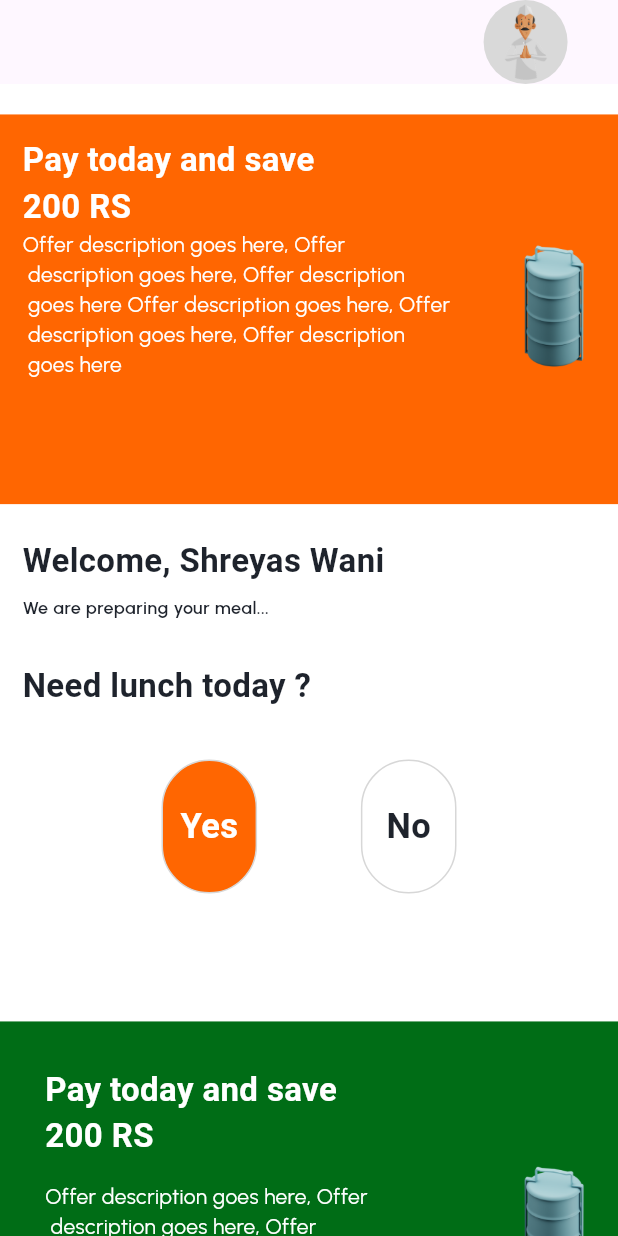
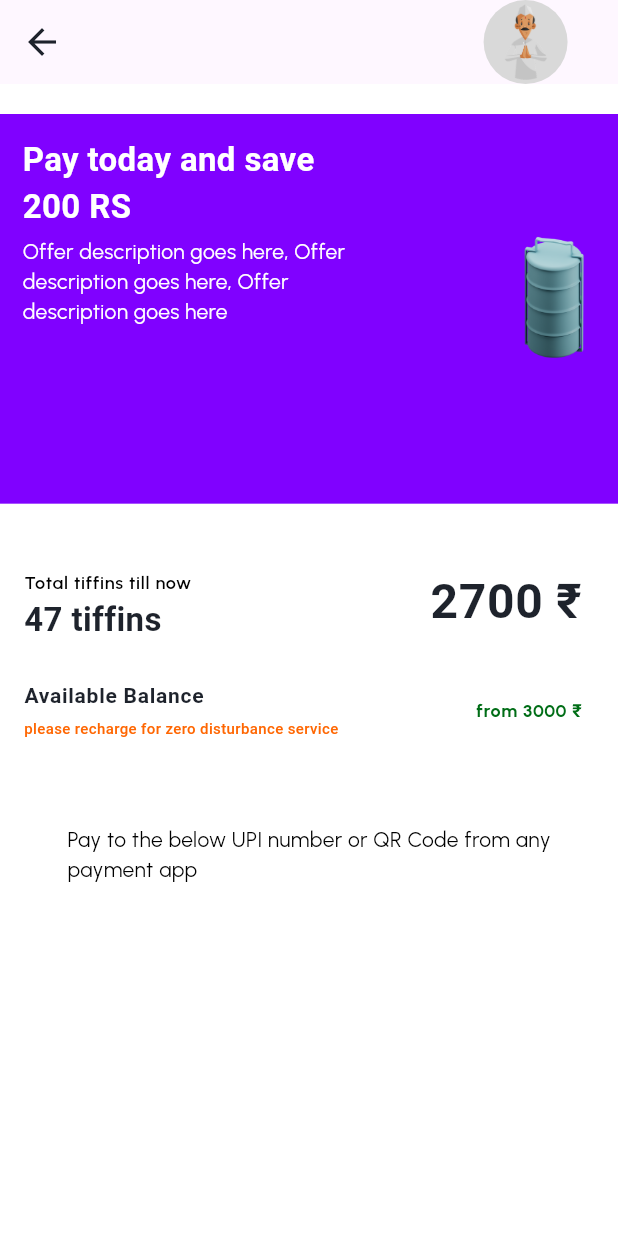
Before and after one commit to turklala0315/mess_app, a Flutter app: the screen it shows after launch, on a phone screen of 412 x 824 dp. Run offline on Flutter 3.47's test engine with Material 3 defaults, Android fonts, the phone set to English and light mode, and no system bars; our stand-ins replace device_preview, flutter_screenutil, intl_phone_field; Roboto replaces fonts that are missing (uraban, urabanbold, urabanregular).

Commit message:
box, and payment screens is done but the calendar in the box screen and QR code scanner in the payment screen is not done.

```diff
--- a/lib/core/constant/auth/opt_fatch/opt_fatch_screen.dart
+++ b/lib/core/constant/auth/opt_fatch/opt_fatch_screen.dart
@@ -4,7 +4,7 @@ import 'package:flutter/material.dart';
 import 'package:flutter_screenutil/flutter_screenutil.dart';
 import 'package:mess_app/core/constant/string.dart';
 import 'package:mess_app/core/constant/text_style.dart';
-import 'package:mess_app/ui/menu/menu_screen.dart';
+import 'package:mess_app/ui/screens/menu/menu_screen.dart';
 
 class OptFatchScreen extends StatefulWidget {
   const OptFatchScreen({super.key});
--- a/lib/core/constant/auth/register/register_screen.dart
+++ b/lib/core/constant/auth/register/register_screen.dart
@@ -4,7 +4,7 @@ import 'package:intl_phone_field/intl_phone_field.dart';
 import 'package:mess_app/core/constant/colors.dart';
 import 'package:mess_app/core/constant/string.dart';
 import 'package:mess_app/core/constant/text_style.dart';
-import 'package:mess_app/ui/details/details_screen.dart';
+import 'package:mess_app/ui/screens/details/details_screen.dart';
 
 class RegisterScreen extends StatefulWidget {
   const RegisterScreen({super.key});
--- a/lib/core/constant/colors.dart
+++ b/lib/core/constant/colors.dart
@@ -20,3 +20,5 @@ const Color minusColor = Color(0xFF3D4754);
 const Color greenColor = Color(0xFF006D16);
 const Color circularColor = Color(0xFFD9D9D9);
 const Color circulrnoColor = Color(0xFFD7D7D7);
+const Color purpleColor = Color(0xFF8001FF);
+const Color pureColor = Color(0xFFFFFFFF);
--- a/lib/core/constant/text_style.dart
+++ b/lib/core/constant/text_style.dart
@@ -24,6 +24,12 @@ final style14main = TextStyle(
   fontSize: 14,
   fontFamily: "urbanregular",
   color: mainblackColor,
+  fontWeight: FontWeight.w500,
+);
+final style14black = TextStyle(
+  fontSize: 14,
+  fontFamily: "urbanregular",
+  color: pureblackColor,
   fontWeight: FontWeight.w500,
 );
 final style14mainblack = TextStyle(
@@ -56,6 +62,12 @@ final style16 = TextStyle(
   color: darkgrayColor,
   fontWeight: FontWeight.w500,
 );
+final style16mainorange = TextStyle(
+  fontFamily: "urbansemibold",
+  fontSize: 16,
+  color: mainorangeColor,
+  fontWeight: FontWeight.w600,
+);
 final style18 = TextStyle(
   fontFamily: "urabansemibold",
   fontSize: 18,
@@ -86,11 +98,23 @@ final style10 = TextStyle(
   color: lightgrayColor,
   fontWeight: FontWeight.w400,
 );
+final style10mainorange = TextStyle(
+  fontFamily: "urabanregular",
+  fontSize: 10,
+  color: mainorangeColor,
+  fontWeight: FontWeight.w500,
+);
 final style12 = TextStyle(
   fontFamily: "urbansemibold",
   fontSize: 12,
   color: mainblackColor,
   fontWeight: FontWeight.w400,
+);
+final style12green = TextStyle(
+  fontFamily: "urbanbold",
+  fontSize: 12,
+  color: greenColor,
+  fontWeight: FontWeight.w700,
 );
 final style12darkgray = TextStyle(
   fontFamily: "urbansemibold",
@@ -134,6 +158,12 @@ final style22simple = TextStyle(
   color: mainblackColor,
   fontWeight: FontWeight.w600,
 );
+final style22green = TextStyle(
+  fontFamily: "urabanbold",
+  fontSize: 22,
+  color: greenColor,
+  fontWeight: FontWeight.w700,
+);
 final style23 = TextStyle(
   fontFamily: "urabanbold",
   fontSize: 23,
@@ -158,3 +188,9 @@ final style32green = TextStyle(
   color: greenColor,
   fontWeight: FontWeight.w700,
 );
+final style32mainblack = TextStyle(
+  fontFamily: "urabanbold",
+  fontSize: 32,
+  color: mainblackColor,
+  fontWeight: FontWeight.w700,
+);
--- a/lib/main.dart
+++ b/lib/main.dart
@@ -5,13 +5,15 @@ import 'package:mess_app/core/constant/auth/login/login_screen.dart';
 import 'package:mess_app/core/constant/auth/opt_fatch/opt_fatch_screen.dart';
 import 'package:mess_app/core/constant/auth/otp/otp_screen.dart';
 import 'package:mess_app/core/constant/auth/register/register_screen.dart';
-import 'package:mess_app/ui/details/details_screen.dart';
-import 'package:mess_app/ui/details_for_registeration/details_for_reggisteration.dart';
-import 'package:mess_app/ui/home/home_screen.dart';
-import 'package:mess_app/ui/menu/menu_screen.dart';
-import 'package:mess_app/ui/order/order_screen.dart';
-import 'package:mess_app/ui/rate_cart/rate_cart_screen.dart';
-import 'package:mess_app/ui/wellcome/wellcome_screen.dart';
+import 'package:mess_app/ui/screens/box/box_screen.dart';
+import 'package:mess_app/ui/screens/details/details_screen.dart';
+import 'package:mess_app/ui/screens/details_for_registeration/details_for_reggisteration.dart';
+import 'package:mess_app/ui/screens/home/home_screen.dart';
+import 'package:mess_app/ui/screens/menu/menu_screen.dart';
+import 'package:mess_app/ui/screens/order/order_screen.dart';
+import 'package:mess_app/ui/screens/payment/payment_screen.dart';
+import 'package:mess_app/ui/screens/rate_cart/rate_cart_screen.dart';
+import 'package:mess_app/ui/screens/wellcome/wellcome_screen.dart';
 import 'package:device_preview/device_preview.dart';
 
 void main() {
@@ -36,7 +38,7 @@ class MyApp extends StatelessWidget {
           builder: DevicePreview.appBuilder,
           theme: ThemeData.light(),
           darkTheme: ThemeData.dark(),
-          home: HomeScreen(),
+          home: PaymentScreen(),
         );
       },
     );
--- /dev/null
+++ b/lib/ui/custom_widgets/banner/reuse_banner.dart
@@ -0,0 +1,42 @@
+import 'package:flutter/material.dart';
+import 'package:flutter_screenutil/flutter_screenutil.dart';
+import 'package:mess_app/core/constant/colors.dart';
+import 'package:mess_app/core/constant/string.dart';
+import 'package:mess_app/core/constant/text_style.dart';
+
+class ReuseBanner extends StatelessWidget {
+  final Color;
+  final String title;
+  final String subtitle;
+
+  const ReuseBanner({
+    super.key,
+    required this.Color,
+    required this.title,
+    required this.subtitle,
+  });
+
+  @override
+  Widget build(BuildContext context) {
+    return Container(
+      padding: EdgeInsets.only(left: 15, top: 15),
+      height: 256.h,
+      width: double.infinity,
+      color: Color,
+      child: Column(
+        // mainAxisAlignment: MainAxisAlignment.start,
+        crossAxisAlignment: CrossAxisAlignment.start,
+        children: [
+          Text(title, style: style22white),
+          Row(
+            mainAxisAlignment: MainAxisAlignment.spaceBetween,
+            children: [
+              Text(subtitle, style: style14white),
+              Image.asset('$staticAssets/tefen.png', scale: 4.5),
+            ],
+          ),
+        ],
+      ),
+    );
+  }
+}
--- a/lib/ui/home/home_screen.dart
+++ b/lib/ui/screens/home/home_screen.dart
@@ -3,6 +3,7 @@ import 'package:flutter_screenutil/flutter_screenutil.dart';
 import 'package:mess_app/core/constant/colors.dart';
 import 'package:mess_app/core/constant/string.dart';
 import 'package:mess_app/core/constant/text_style.dart';
+import 'package:mess_app/ui/custom_widgets/banner/reuse_banner.dart';
 
 class HomeScreen extends StatefulWidget {
   const HomeScreen({super.key});
@@ -36,28 +37,11 @@ class _HomeScreenState extends State<HomeScreen> {
             SizedBox(height: 20.h),
 
             //
-            Container(
-              padding: EdgeInsets.only(left: 15, top: 15),
-              height: 256.h,
-              width: double.infinity,
-              color: mainorangeColor,
-              child: Column(
-                // mainAxisAlignment: MainAxisAlignment.start,
-                crossAxisAlignment: CrossAxisAlignment.start,
-                children: [
-                  Text('Pay today and save\n200 RS', style: style22white),
-                  Row(
-                    mainAxisAlignment: MainAxisAlignment.spaceBetween,
-                    children: [
-                      Text(
-                        'Offer description goes here, Offer\n description goes here, Offer description\n goes here Offer description goes here, Offer\n description goes here, Offer description\n goes here',
-                        style: style14white,
-                      ),
-                      Image.asset('$staticAssets/tefen.png', scale: 4.5),
-                    ],
-                  ),
-                ],
-              ),
+            ReuseBanner(
+              Color: mainorangeColor,
+              title: 'Pay today and save\n200 RS',
+              subtitle:
+                  'Offer description goes here, Offer\ndescription goes here, Offer description\ngoes here Offer description goes here, Offer\ndescription goes here, Offer description\ngoes here',
             ),
             //
             SizedBox(height: 22.h),
@@ -125,31 +109,15 @@ class _HomeScreenState extends State<HomeScreen> {
                 ],
               ),
             ),
-            Container(
-              padding: EdgeInsets.only(left: 30, top: 30),
-              height: 256.h,
-              width: double.infinity,
-              color: greenColor,
-              child: Column(
-                // mainAxisAlignment: MainAxisAlignment.start,
-                crossAxisAlignment: CrossAxisAlignment.start,
-                children: [
-                  Text('Pay today and save\n200 RS', style: style22white),
-                  Row(
-                    mainAxisAlignment: MainAxisAlignment.spaceBetween,
-                    children: [
-                      Text(
-                        'Offer description goes here, Offer\n description goes here, Offer\n description goes here',
-                        style: style14white,
-                      ),
-                      Image.asset('$staticAssets/tefen.png', scale: 4.5),
-                    ],
-                  ),
-                ],
-              ),
+            ReuseBanner(
+              Color: greenColor,
+              title: 'Pay today and save\n200 RS',
+              subtitle:
+                  'Offer description goes here, Offer\ndescription goes here, Offer\ndescription goes here\n',
             ),
             //
             SizedBox(height: 40.h),
+            //
           ],
         ),
       ),
--- /dev/null
+++ b/lib/ui/screens/payment/payment_screen.dart
@@ -0,0 +1,100 @@
+import 'package:flutter/material.dart';
+import 'package:flutter_screenutil/flutter_screenutil.dart';
+import 'package:mess_app/core/constant/colors.dart';
+import 'package:mess_app/core/constant/string.dart';
+import 'package:mess_app/core/constant/text_style.dart';
+import 'package:mess_app/ui/custom_widgets/banner/reuse_banner.dart';
+
+class PaymentScreen extends StatefulWidget {
+  const PaymentScreen({super.key});
+
+  @override
+  State<PaymentScreen> createState() => _PaymentScreenState();
+}
+
+class _PaymentScreenState extends State<PaymentScreen> {
+  @override
+  Widget build(BuildContext context) {
+    return Scaffold(
+      backgroundColor: pureColor,
+      appBar: AppBar(
+        leading: IconButton(
+          onPressed: () {
+            Navigator.pop(context);
+          },
+          icon: Icon(Icons.arrow_back, color: mainblackColor, size: 28),
+        ),
+        actions: [
+          Padding(
+            padding: const EdgeInsets.symmetric(horizontal: 20),
+            child: CircleAvatar(
+              radius: 41.r,
+              backgroundColor: circularColor,
+              child: Image.asset('$iconsAssets/man.png'),
+            ),
+          ),
+        ],
+      ),
+      body: SingleChildScrollView(
+        child: Column(
+          children: [
+            SizedBox(height: 20),
+            ReuseBanner(
+              Color: purpleColor,
+              title: 'Pay today and save\n200 RS',
+              subtitle:
+                  'Offer description goes here, Offer\ndescription goes here, Offer\ndescription goes here\n',
+            ),
+            Column(
+              children: [
+                //
+                SizedBox(height: 29.h),
+
+                //
+                ListTile(
+                  title: Text('Total tiffins till now', style: style12black),
+                  subtitle: Text('47 tiffins', style: style22main),
+                  trailing: Text('2700 ₹', style: style32mainblack),
+                ),
+                ListTile(
+                  title: Text('Available Balance', style: style14mainblack),
+                  subtitle: Text(
+                    'please recharge for zero disturbance service',
+                    style: style10mainorange,
+                  ),
+                  trailing: Text('from 3000 ₹', style: style12green),
+                ),
+                //
+                SizedBox(height: 40.h),
+                //
+                Text(
+                  'Pay to the below UPI number or QR Code from any\npayment app',
+                  style: style14black,
+                ),
+                //
+                SizedBox(height: 334.h),
+                //
+                Text(
+                  'Contact Nandu Bhau after the Payment is done',
+                  style: style16mainorange,
+                ),
+                //
+                SizedBox(height: 25.h),
+                //
+                ReuseBanner(
+                  Color: greenColor,
+                  title: 'Pay today and save\n200 RS',
+                  subtitle:
+                      'Offer description goes here, Offer\ndescription goes here, Offer\ndescription goes here\n',
+                ),
+              ],
+            ),
+            //
+            SizedBox(height: 40.h),
+            //
+          ],
+        ),
+      ),
+    );
+  }
+}
--- a/lib/ui/wellcome/wellcome_screen.dart
+++ b/lib/ui/screens/wellcome/wellcome_screen.dart
@@ -2,7 +2,7 @@ import 'package:flutter/material.dart';
 import 'package:flutter_screenutil/flutter_screenutil.dart';
 import 'package:mess_app/core/constant/auth/login/login_screen.dart';
 import 'package:mess_app/core/constant/auth/register/register_screen.dart';
-import 'package:mess_app/ui/details/details_screen.dart';
+import 'package:mess_app/ui/screens/details/details_screen.dart';
 import 'package:mess_app/core/constant/colors.dart';
 import 'package:mess_app/core/constant/string.dart';
 import 'package:mess_app/core/constant/text_style.dart';
```
Also changed, not shown: lib/ui/screens/box/box_screen.dart (added, +115 -0 lines), lib/ui/screens/menu/menu_screen.dart (renamed from lib/ui/menu/menu_screen.dart, +13 -26 lines), lib/ui/screens/rate_cart/rate_cart_screen.dart (renamed from lib/ui/rate_cart/rate_cart_screen.dart, +8 -24 lines), lib/ui/screens/details/details_screen.dart (renamed from lib/ui/details/details_screen.dart), lib/ui/screens/details_for_registeration/details_for_reggisteration.dart (renamed from lib/ui/details_for_registeration/details_for_reggisteration.dart), lib/ui/screens/order/order_screen.dart (renamed from lib/ui/order/order_screen.dart).
